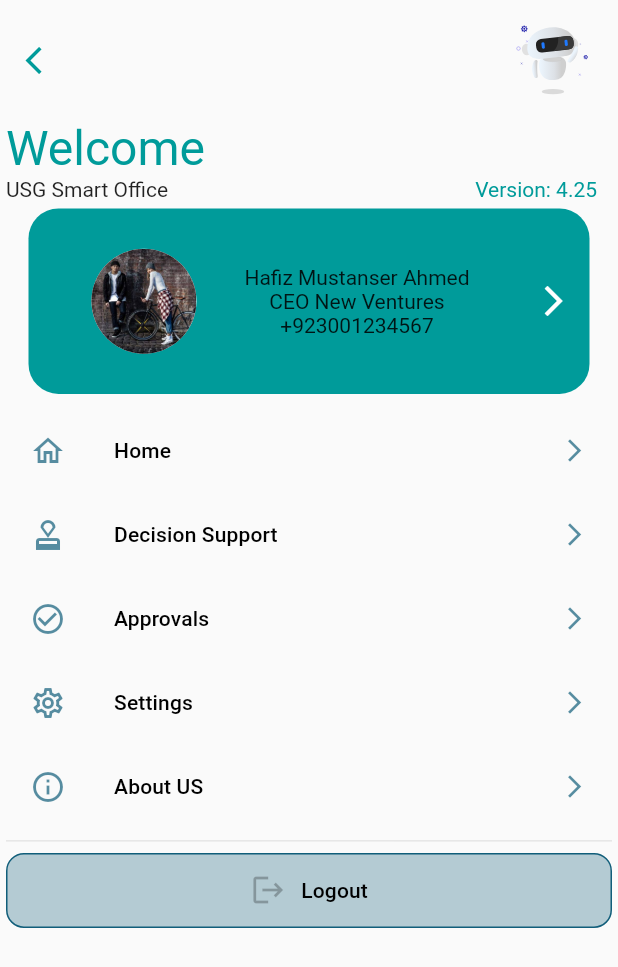
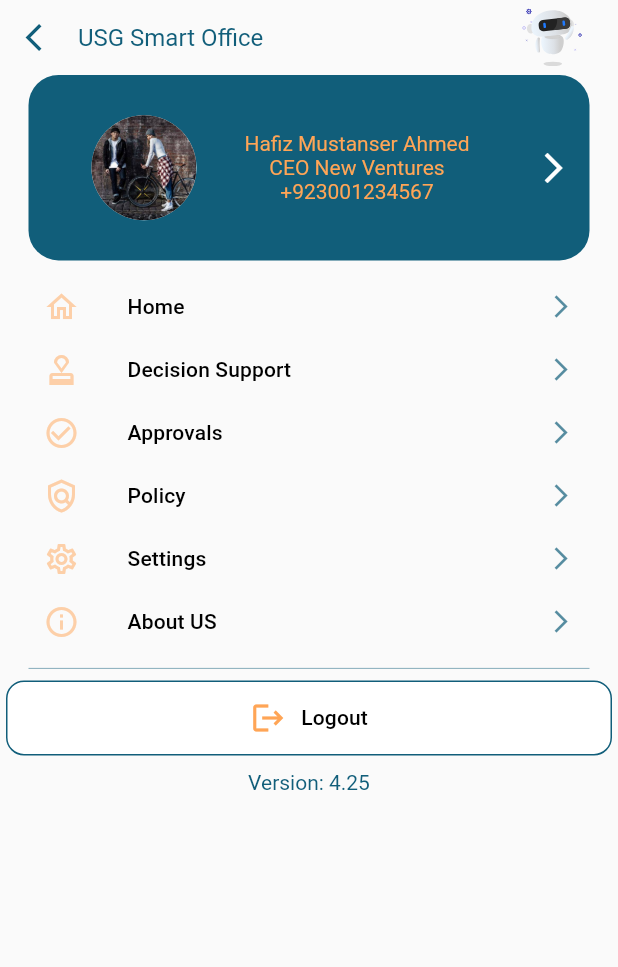
Before and after one commit to javedmughal-058/flutter_crud_with_laravel_api, a Flutter app: the ProfilePage screen opened by its route, on a phone screen of 412 x 824 dp. Shown: the top 967 px of the screen. Run offline on Flutter 3.47's test engine with Material 2 defaults, Android fonts, the phone set to English and light mode, and no system bars; our stand-ins replace bubble, carousel_slider, easy_sidemenu, get, lottie, page_transition and 1 more; missing offline and left inert: bottom_bar_with_sheet; statements that could not run were skipped.

Commit message:
Update ProfilePage.dart

```diff
--- a/lib/views/ProfilePage.dart
+++ b/lib/views/ProfilePage.dart
@@ -7,15 +7,15 @@ class ProfilePage extends StatelessWidget {
 
   @override
   Widget build(BuildContext context) {
-    Color _color3 = const Color(0xff009b9a);
+    Color _color3 = const Color(0xffFFA556);
 
     return SafeArea(
       child: Scaffold(
         body: SingleChildScrollView(
           child: Padding(
-            padding: const EdgeInsets.fromLTRB(4,0, 4, 10),
+            padding: const EdgeInsets.fromLTRB(4,0, 4, 4),
             child: Column(
-              crossAxisAlignment: CrossAxisAlignment.start,
+              //crossAxisAlignment: CrossAxisAlignment.start,
               children: [
                 Row(
                   children: [
@@ -23,34 +23,26 @@ class ProfilePage extends StatelessWidget {
                         onPressed: (){
                           Get.back();
                         },
-                        icon: Icon(Icons.arrow_back_ios, color:_color3, size: 22,)),
+                        icon: Icon(Icons.arrow_back_ios, color:Theme.of(context).primaryColor, size: 22,)),
+                    Text('USG Smart Office', style: TextStyle(color: Theme.of(context).primaryColor, fontSize: 16)),
                     const Spacer(),
                     GestureDetector(
                       onTap: (){
                         Get.toNamed('/usgbot');
 
                       },
-                      child: Lottie.asset('assets/animation/bot.json', height: 80, width: 60),
+                      child: Lottie.asset('assets/animation/bot.json', height: 50, width: 60),
                     ),
                     const SizedBox(width: 10,),
                   ],
                 ),
-                Text('Welcome', style: TextStyle(color: _color3, fontSize: 32)),
-                Row(
 
-                  children: [
-                    Text('USG Smart Office', style: Theme.of(context).textTheme.bodyMedium,),
-                    const Spacer(),
-                    Text('Version: 4.25', style: TextStyle(color: _color3, fontSize: 14)),
-                    const SizedBox(width: 10,),
-                  ],
-                ),
                 Container(
-                  margin: EdgeInsets.fromLTRB(15, 5, 15, 10),
+                  margin: EdgeInsets.fromLTRB(15, 0, 15, 10),
                   height: MediaQuery.of(context).size.height*0.15,
                   decoration: BoxDecoration(
                     borderRadius: BorderRadius.circular(20),
-                    color: _color3,
+                    color: Theme.of(context).primaryColor,
                   ),
                   child: Row(
                     mainAxisAlignment: MainAxisAlignment.spaceBetween,
@@ -64,9 +56,9 @@ class ProfilePage extends StatelessWidget {
                       Column(
                         mainAxisAlignment: MainAxisAlignment.center,
                         children: [
-                          Text('Hafiz Mustanser Ahmed', style: Theme.of(context).textTheme.bodyMedium,),
-                          Text('CEO New Ventures', style: Theme.of(context).textTheme.bodyMedium,),
-                          Text('+923001234567', style: Theme.of(context).textTheme.bodyMedium,),
+                          Text('Hafiz Mustanser Ahmed', style: TextStyle(color: _color3),),
+                          Text('CEO New Ventures', style: TextStyle(color: _color3),),
+                          Text('+923001234567', style: TextStyle(color: _color3),),
 
                         ],
                       ),
@@ -75,7 +67,10 @@ class ProfilePage extends StatelessWidget {
                   ),
                 ),
                 ListTile(
-                  leading: Icon(Icons.home_outlined,color: Theme.of(context).primaryColor.withOpacity(0.7),),
+                  dense: true,
+                  contentPadding: const EdgeInsets.symmetric(horizontal: 25.0, vertical: 5.0),
+                  visualDensity: const VisualDensity(horizontal: 0, vertical: -4),
+                  leading: Icon(Icons.home_outlined,color: _color3.withOpacity(0.5)),
                   title: Text('Home',style: Theme.of(context).textTheme.subtitle2),
                   onTap: (){
                     Navigator.of(context).pushNamed("/home");
@@ -83,7 +78,10 @@ class ProfilePage extends StatelessWidget {
                   trailing: Icon(Icons.arrow_forward_ios,size:18,color: Theme.of(context).primaryColor.withOpacity(0.7),),
                 ),
                 ListTile(
-                  leading: Icon(Icons.approval_outlined,color: Theme.of(context).primaryColor.withOpacity(0.7),),
+                  dense: true,
+                  contentPadding: const EdgeInsets.symmetric(horizontal: 25.0, vertical: 5.0),
+                  visualDensity: const VisualDensity(horizontal: 0, vertical: -4),
+                  leading: Icon(Icons.approval_outlined,color: _color3.withOpacity(0.5)),
                   title: Text('Decision Support',style: Theme.of(context).textTheme.subtitle2),
                   trailing: Icon(Icons.arrow_forward_ios,size:18,color: Theme.of(context).primaryColor.withOpacity(0.7),),
 
@@ -92,7 +90,10 @@ class ProfilePage extends StatelessWidget {
                   },
                 ),
                 ListTile(
-                  leading: Icon(Icons.check_circle_outline,color: Theme.of(context).primaryColor.withOpacity(0.7),),
+                  dense: true,
+                  contentPadding: const EdgeInsets.symmetric(horizontal: 25.0, vertical: 5.0),
+                  visualDensity: const VisualDensity(horizontal: 0, vertical: -4),
+                  leading: Icon(Icons.check_circle_outline,color: _color3.withOpacity(0.5)),
                   title: Text('Approvals',style: Theme.of(context).textTheme.subtitle2),
                   trailing: Icon(Icons.arrow_forward_ios,size:18,color: Theme.of(context).primaryColor.withOpacity(0.7),),
 
@@ -101,7 +102,22 @@ class ProfilePage extends StatelessWidget {
                   },
                 ),
                 ListTile(
-                  leading: Icon(Icons.settings_outlined,color: Theme.of(context).primaryColor.withOpacity(0.7),),
+                  dense: true,
+                  contentPadding: const EdgeInsets.symmetric(horizontal: 25.0, vertical: 5.0),
+                  visualDensity: const VisualDensity(horizontal: 0, vertical: -4),
+                  leading: Icon(Icons.policy_outlined,color: _color3.withOpacity(0.5)),
+                  title: Text('Policy',style: Theme.of(context).textTheme.subtitle2),
+                  trailing: Icon(Icons.arrow_forward_ios,size:18,color: Theme.of(context).primaryColor.withOpacity(0.7),),
+                  onTap: (){
+                    Navigator.of(context).pushNamed("/policies");
+
+                  },
+                ),
+                ListTile(
+                  dense: true,
+                  contentPadding: const EdgeInsets.symmetric(horizontal: 25.0, vertical: 5.0),
+                  visualDensity: const VisualDensity(horizontal: 0, vertical: -4),
+                  leading: Icon(Icons.settings_outlined,color: _color3.withOpacity(0.5)),
                   title: Text('Settings',style: Theme.of(context).textTheme.subtitle2),
                   trailing: Icon(Icons.arrow_forward_ios,size:18,color: Theme.of(context).primaryColor.withOpacity(0.7),),
 
@@ -110,7 +126,10 @@ class ProfilePage extends StatelessWidget {
                   },
                 ),
                 ListTile(
-                  leading: Icon(Icons.info_outlined,color: Theme.of(context).primaryColor.withOpacity(0.7),),
+                  dense: true,
+                  contentPadding: const EdgeInsets.symmetric(horizontal: 25.0, vertical: 5.0),
+                  visualDensity: const VisualDensity(horizontal: 0, vertical: -4),
+                  leading: Icon(Icons.info_outlined,color: _color3.withOpacity(0.5)),
                   title: Text('About US',style: Theme.of(context).textTheme.subtitle2),
                   trailing: Icon(Icons.arrow_forward_ios,size:18,color: Theme.of(context).primaryColor.withOpacity(0.7),),
                   onTap: (){
@@ -118,7 +137,10 @@ class ProfilePage extends StatelessWidget {
 
                   },
                 ),
-                const Divider(),
+                Padding(
+                  padding: const EdgeInsets.fromLTRB(15, 2, 15, 0),
+                  child: Divider(color: Theme.of(context).primaryColor.withOpacity(0.5)),
+                ),
                 // ListTile(
                 //   leading:  const CircleAvatar(
                 //     backgroundColor: Colors.white,
@@ -135,12 +157,12 @@ class ProfilePage extends StatelessWidget {
                     side: BorderSide(width: 1, color: Theme.of(context).primaryColor),
                     borderRadius: BorderRadius.circular(12), //<-- SEE HERE
                   ),
-                  tileColor: Theme.of(context).primaryColor.withOpacity(0.3),
+                  tileColor: Colors.white,
                   //leading: const Icon(Icons.logout,color: Colors.black26,),
                   title: Row(
                     mainAxisAlignment: MainAxisAlignment.center,
                     children: [
-                      const Icon(Icons.logout,color: Colors.black26,),
+                      Icon(Icons.logout,color: _color3,),
                       const SizedBox(width: 10,),
                       Text('Logout',style: Theme.of(context).textTheme.subtitle2, textAlign: TextAlign.center),
                     ],
@@ -149,6 +171,8 @@ class ProfilePage extends StatelessWidget {
                   visualDensity: const VisualDensity(vertical: 0),
 
                 ),
+                const SizedBox(height: 10,),
+                Text('Version: 4.25', style: TextStyle(color: Theme.of(context).primaryColor, fontSize: 14)),
               ],
             ),
           ),
```
